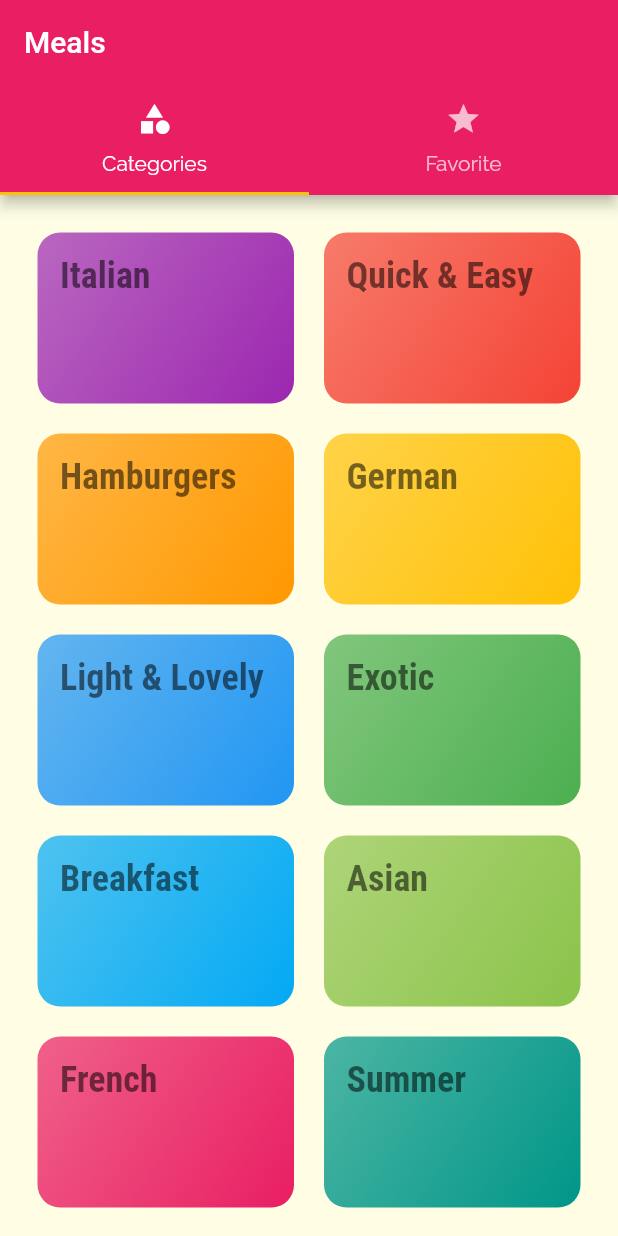
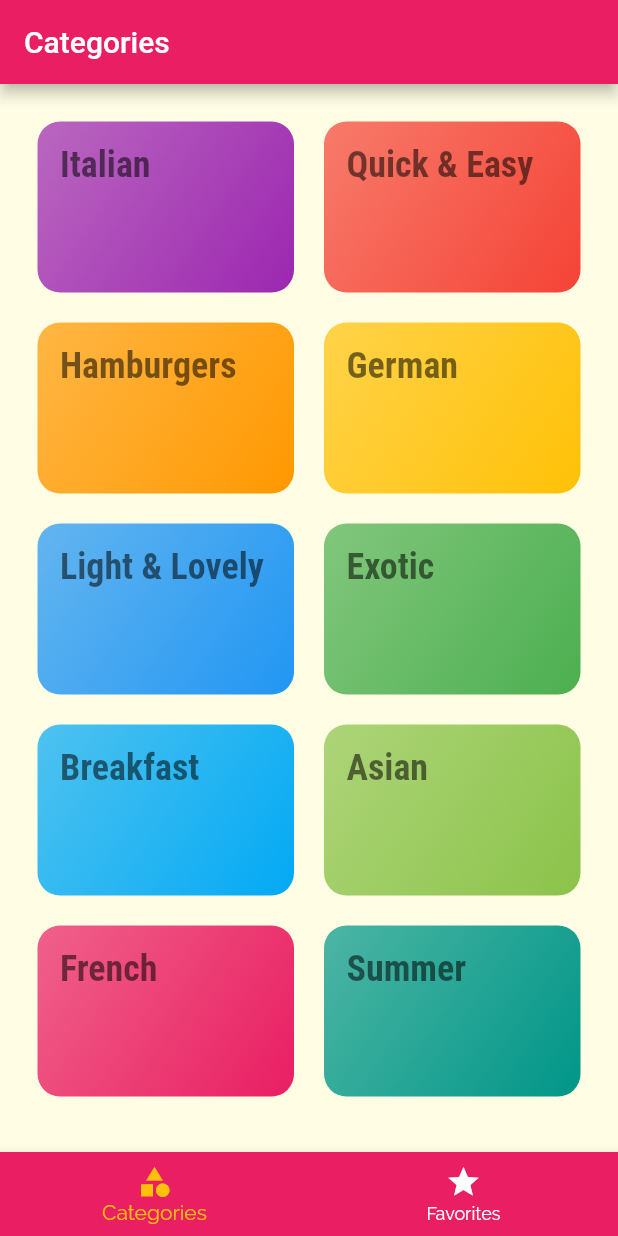
Before and after one commit to pnudpwls1103/flutter_test, a Flutter app: the screen it shows after launch, on a phone screen of 412 x 824 dp. Run offline on Flutter 3.47's test engine with Material 2 defaults, Android fonts, the phone set to English and light mode, and no system bars.

Commit message:
udemy ~175강 : 하단 tabBar

```diff
--- a/meal_app/lib/screens/tabs_screen.dart
+++ b/meal_app/lib/screens/tabs_screen.dart
@@ -10,37 +10,50 @@ class TabScreen extends StatefulWidget {
 }
 
 class _TabScreenState extends State<TabScreen> {
+  final List<Map<String, Object>> _pages = [
+    {
+      'page': CategoriesScreen(),
+      'title': 'Categories',
+    },
+    {
+      'page': FavoritesScreen(),
+      'title': 'Your Favorite',
+    },
+  ];
+  int _selectedPageIndex = 0;
+
+  void _selectPage(int index) {
+    setState(() {
+      _selectedPageIndex = index;
+    });
+  }
+
   @override
   Widget build(BuildContext context) {
-    return DefaultTabController(
-      length: 2,
-      initialIndex: 0,
-      child: Scaffold(
-        appBar: AppBar(
-          title: Text('Meals'),
-          bottom: TabBar(
-            tabs: <Widget>[
-              Tab(
-                icon: Icon(
-                  Icons.category,
-                ),
-                text: 'Categories',
-              ),
-              Tab(
-                icon: Icon(
-                  Icons.star,
-                ),
-                text: 'Favorite',
-              ),
-            ],
+    return Scaffold(
+      appBar: AppBar(
+        title: Text(_pages[_selectedPageIndex]['title']),
+      ),
+      body: _pages[_selectedPageIndex]['page'],
+      bottomNavigationBar: BottomNavigationBar(
+        onTap: _selectPage,
+        backgroundColor: Theme.of(context).primaryColor,
+        unselectedItemColor: Colors.white,
+        selectedItemColor: Theme.of(context).accentColor,
+        currentIndex: _selectedPageIndex,
+        //type: BottomNavigationBarType.shifting,
+        items: [
+          BottomNavigationBarItem(
+            backgroundColor: Theme.of(context).primaryColor,
+            icon: Icon(Icons.category),
+            label: 'Categories',
           ),
-        ),
-        body: TabBarView(
-          children: <Widget>[
-            CategoriesScreen(),
-            FavoritesScreen(),
-          ],
-        ),
+          BottomNavigationBarItem(
+            backgroundColor: Theme.of(context).primaryColor,
+            icon: Icon(Icons.star),
+            label: 'Favorites',
+          ),
+        ],
       ),
     );
   }
```
